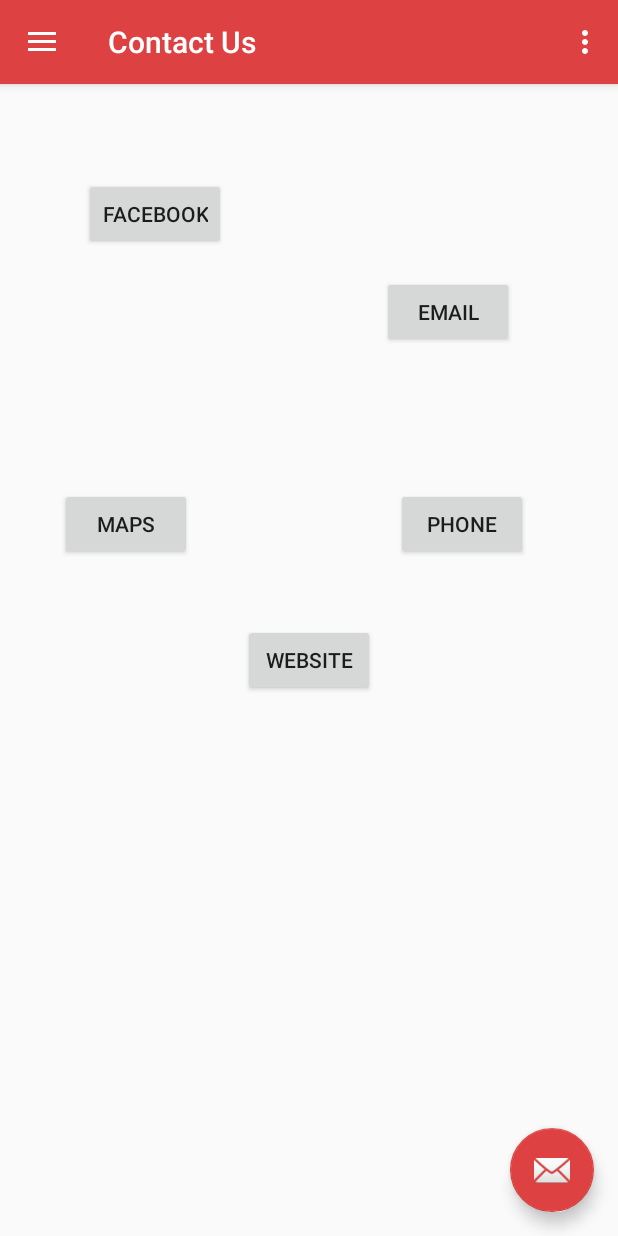
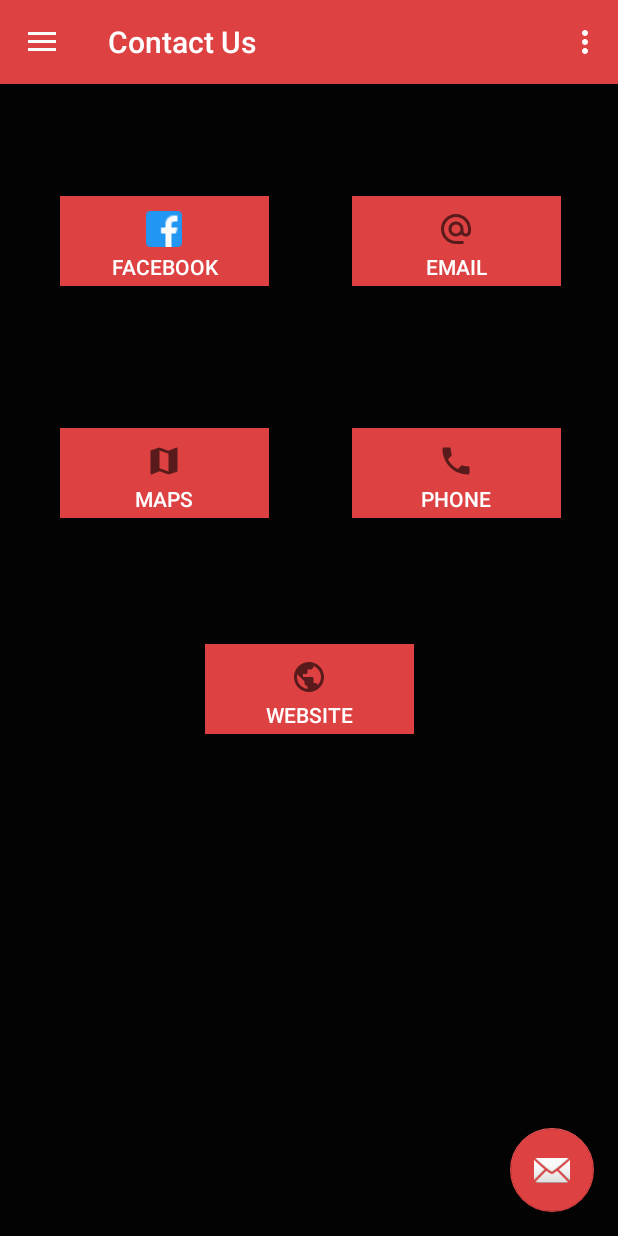
Before and after one commit to kyash108/Spiceful, an Android app: the contactUs screen opened through its navigation route, on a phone screen of 412 x 824 dp. Run offline under Robolectric (Android 15) with nearby library versions, the light colour scheme and no system bars; our stand-ins replace navigation-ui.

Commit message:
Added icons and desgin to the buttons  on contact us

```diff
--- a/app/src/main/java/com/example/spiceful/share.java
+++ b/app/src/main/java/com/example/spiceful/share.java
@@ -46,6 +46,7 @@
         return fragment;
     }
 
+
     @Override
     public void onCreate(Bundle savedInstanceState) {
         super.onCreate(savedInstanceState);
--- /dev/null
+++ b/app/src/main/res/drawable/ic_baseline_alternate_email_24.xml
@@ -0,0 +1,10 @@
+<vector xmlns:android="http://schemas.android.com/apk/res/android"
+    android:width="24dp"
+    android:height="24dp"
+    android:viewportWidth="24"
+    android:viewportHeight="24"
+    android:tint="?attr/colorControlNormal">
+  <path
+      android:fillColor="#FBFBFB"
+      android:pathData="M12,2C6.48,2 2,6.48 2,12s4.48,10 10,10h5v-2h-5c-4.34,0 -8,-3.66 -8,-8s3.66,-8 8,-8 8,3.66 8,8v1.43c0,0.79 -0.71,1.57 -1.5,1.57s-1.5,-0.78 -1.5,-1.57L17,12c0,-2.76 -2.24,-5 -5,-5s-5,2.24 -5,5 2.24,5 5,5c1.38,0 2.64,-0.56 3.54,-1.47 0.65,0.89 1.77,1.47 2.96,1.47 1.97,0 3.5,-1.6 3.5,-3.57L22,12c0,-5.52 -4.48,-10 -10,-10zM12,15c-1.66,0 -3,-1.34 -3,-3s1.34,-3 3,-3 3,1.34 3,3 -1.34,3 -3,3z"/>
+</vector>
--- /dev/null
+++ b/app/src/main/res/drawable/ic_baseline_local_phone_24.xml
@@ -0,0 +1,10 @@
+<vector xmlns:android="http://schemas.android.com/apk/res/android"
+    android:width="24dp"
+    android:height="24dp"
+    android:viewportWidth="24"
+    android:viewportHeight="24"
+    android:tint="?attr/colorControlNormal">
+  <path
+      android:fillColor="@android:color/white"
+      android:pathData="M6.62,10.79c1.44,2.83 3.76,5.14 6.59,6.59l2.2,-2.2c0.27,-0.27 0.67,-0.36 1.02,-0.24 1.12,0.37 2.33,0.57 3.57,0.57 0.55,0 1,0.45 1,1V20c0,0.55 -0.45,1 -1,1 -9.39,0 -17,-7.61 -17,-17 0,-0.55 0.45,-1 1,-1h3.5c0.55,0 1,0.45 1,1 0,1.25 0.2,2.45 0.57,3.57 0.11,0.35 0.03,0.74 -0.25,1.02l-2.2,2.2z"/>
+</vector>
--- /dev/null
+++ b/app/src/main/res/drawable/ic_baseline_map_24.xml
@@ -0,0 +1,10 @@
+<vector xmlns:android="http://schemas.android.com/apk/res/android"
+    android:width="24dp"
+    android:height="24dp"
+    android:viewportWidth="24"
+    android:viewportHeight="24"
+    android:tint="?attr/colorControlNormal">
+  <path
+      android:fillColor="@android:color/white"
+      android:pathData="M20.5,3l-0.16,0.03L15,5.1 9,3 3.36,4.9c-0.21,0.07 -0.36,0.25 -0.36,0.48V20.5c0,0.28 0.22,0.5 0.5,0.5l0.16,-0.03L9,18.9l6,2.1 5.64,-1.9c0.21,-0.07 0.36,-0.25 0.36,-0.48V3.5c0,-0.28 -0.22,-0.5 -0.5,-0.5zM15,19l-6,-2.11V5l6,2.11V19z"/>
+</vector>
--- /dev/null
+++ b/app/src/main/res/drawable/ic_baseline_public_24.xml
@@ -0,0 +1,10 @@
+<vector xmlns:android="http://schemas.android.com/apk/res/android"
+    android:width="24dp"
+    android:height="24dp"
+    android:viewportWidth="24"
+    android:viewportHeight="24"
+    android:tint="?attr/colorControlNormal">
+  <path
+      android:fillColor="@android:color/white"
+      android:pathData="M12,2C6.48,2 2,6.48 2,12s4.48,10 10,10 10,-4.48 10,-10S17.52,2 12,2zM11,19.93c-3.95,-0.49 -7,-3.85 -7,-7.93 0,-0.62 0.08,-1.21 0.21,-1.79L9,15v1c0,1.1 0.9,2 2,2v1.93zM17.9,17.39c-0.26,-0.81 -1,-1.39 -1.9,-1.39h-1v-3c0,-0.55 -0.45,-1 -1,-1L8,12v-2h2c0.55,0 1,-0.45 1,-1L11,7h2c1.1,0 2,-0.9 2,-2v-0.41c2.93,1.19 5,4.06 5,7.41 0,2.08 -0.8,3.97 -2.1,5.39z"/>
+</vector>
--- a/app/src/main/res/layout/fragment_contact_us.xml
+++ b/app/src/main/res/layout/fragment_contact_us.xml
@@ -4,63 +4,85 @@
     xmlns:tools="http://schemas.android.com/tools"
     android:layout_width="match_parent"
     android:layout_height="match_parent"
+    android:background="@color/bgColor"
     tools:context=".contactUs">
 
 
     <Button
         android:id="@+id/facebook"
-        android:layout_width="wrap_content"
-        android:layout_height="wrap_content"
+        android:layout_width="139dp"
+        android:layout_height="60dp"
+        android:background="#DD4141"
+        android:drawableTop="@drawable/facebook"
+        android:paddingTop="10dp"
         android:text="@string/facebook"
+        android:textColor="#FFFFFF"
         app:layout_constraintBottom_toBottomOf="parent"
         app:layout_constraintEnd_toEndOf="parent"
-        app:layout_constraintHorizontal_bias="0.176"
+        app:layout_constraintHorizontal_bias="0.147"
         app:layout_constraintStart_toStartOf="parent"
         app:layout_constraintTop_toTopOf="parent"
-        app:layout_constraintVertical_bias="0.087" />
+        app:layout_constraintVertical_bias="0.105" />
 
     <Button
         android:id="@+id/email"
-        android:layout_width="wrap_content"
-        android:layout_height="wrap_content"
+        android:layout_width="139dp"
+        android:layout_height="60dp"
+        android:background="#DD4141"
+        android:drawableTop="@drawable/ic_baseline_alternate_email_24"
+        android:paddingTop="10dp"
         android:text="@string/email"
+        android:textColor="#FFFFFF"
         app:layout_constraintBottom_toBottomOf="parent"
         app:layout_constraintEnd_toEndOf="parent"
-        app:layout_constraintHorizontal_bias="0.786"
+        app:layout_constraintHorizontal_bias="0.86"
         app:layout_constraintStart_toStartOf="parent"
         app:layout_constraintTop_toTopOf="parent"
-        app:layout_constraintVertical_bias="0.178" />
+        app:layout_constraintVertical_bias="0.105" />
 
     <Button
         android:id="@+id/maps"
-        android:layout_width="wrap_content"
-        android:layout_height="wrap_content"
+        android:layout_width="139dp"
+        android:layout_height="60dp"
         android:layout_marginStart="40dp"
+        android:background="#DD4141"
+        android:drawableTop="@drawable/ic_baseline_map_24"
+        android:paddingTop="10dp"
         android:text="@string/maps"
+        android:textColor="#FFFFFF"
         app:layout_constraintBottom_toBottomOf="parent"
         app:layout_constraintStart_toStartOf="parent"
         app:layout_constraintTop_toTopOf="parent"
-        app:layout_constraintVertical_bias="0.374" />
+        app:layout_constraintVertical_bias="0.324" />
 
     <Button
         android:id="@+id/phone"
-        android:layout_width="wrap_content"
-        android:layout_height="wrap_content"
+        android:layout_width="139dp"
+        android:layout_height="60dp"
+        android:background="#DD4141"
+        android:paddingTop="10dp"
         android:text="@string/phone"
+        android:textColor="#FFFFFF"
+        android:drawableTop="@drawable/ic_baseline_local_phone_24"
         app:layout_constraintBottom_toBottomOf="parent"
         app:layout_constraintEnd_toEndOf="parent"
-        app:layout_constraintHorizontal_bias="0.814"
+        app:layout_constraintHorizontal_bias="0.86"
         app:layout_constraintStart_toStartOf="parent"
         app:layout_constraintTop_toTopOf="parent"
-        app:layout_constraintVertical_bias="0.374" />
+        app:layout_constraintVertical_bias="0.324" />
 
     <Button
         android:id="@+id/website"
-        android:layout_width="wrap_content"
-        android:layout_height="wrap_content"
+        android:layout_width="139dp"
+        android:layout_height="60dp"
+        android:background="#DD4141"
+        android:paddingTop="10dp"
         android:text="@string/website"
+        android:textColor="#FFFFFF"
+        android:drawableTop="@drawable/ic_baseline_public_24"
         app:layout_constraintBottom_toBottomOf="parent"
         app:layout_constraintEnd_toEndOf="parent"
         app:layout_constraintStart_toStartOf="parent"
-        app:layout_constraintTop_toTopOf="parent" />
+        app:layout_constraintTop_toTopOf="parent"
+        app:layout_constraintVertical_bias="0.527" />
 </androidx.constraintlayout.widget.ConstraintLayout>
--- a/app/src/main/res/layout/fragment_non_veg.xml
+++ b/app/src/main/res/layout/fragment_non_veg.xml
@@ -3,8 +3,9 @@
     xmlns:tools="http://schemas.android.com/tools"
     android:layout_width="match_parent"
     android:layout_height="match_parent"
-    tools:context=".nonVeg"
-    android:orientation="vertical">
+    android:background="@color/bgColor"
+    android:orientation="vertical"
+    tools:context=".nonVeg">
 
     <androidx.viewpager.widget.ViewPager
         android:layout_width="match_parent"
--- a/app/src/main/res/layout/fragment_request.xml
+++ b/app/src/main/res/layout/fragment_request.xml
@@ -3,6 +3,7 @@
     xmlns:tools="http://schemas.android.com/tools"
     android:layout_width="match_parent"
     android:layout_height="match_parent"
+    android:background="@color/bgColor"
     tools:context=".request">
 
     <!-- TODO: Update blank fragment layout -->
--- a/app/src/main/res/layout/fragment_veg.xml
+++ b/app/src/main/res/layout/fragment_veg.xml
@@ -3,6 +3,7 @@
     xmlns:tools="http://schemas.android.com/tools"
     android:layout_width="match_parent"
     android:layout_height="match_parent"
+    android:background="@color/bgColor"
     android:orientation="vertical"
     tools:context=".veg">
 
--- a/app/src/main/res/menu/activity_main_drawer.xml
+++ b/app/src/main/res/menu/activity_main_drawer.xml
@@ -24,6 +24,5 @@
             android:id="@+id/share"
             android:icon="@drawable/share"
             android:title="@string/share_this_app" />
-
     </group>
 </menu>
--- a/app/src/main/res/values/colors.xml
+++ b/app/src/main/res/values/colors.xml
@@ -6,4 +6,5 @@
     <color name="colorPrimaryDark">#DD4141</color>
     //message icon color
     <color name="colorAccent">#DD4141</color>
+    <color name="bgColor">#040303</color>
 </resources>
```
Also changed, not shown: app/src/main/java/com/example/spiceful/MainActivity.java (+6 -1 lines), app/src/main/java/com/example/spiceful/contactUs.java (line endings or trailing spaces), app/src/main/res/drawable/facebook.png (added).
